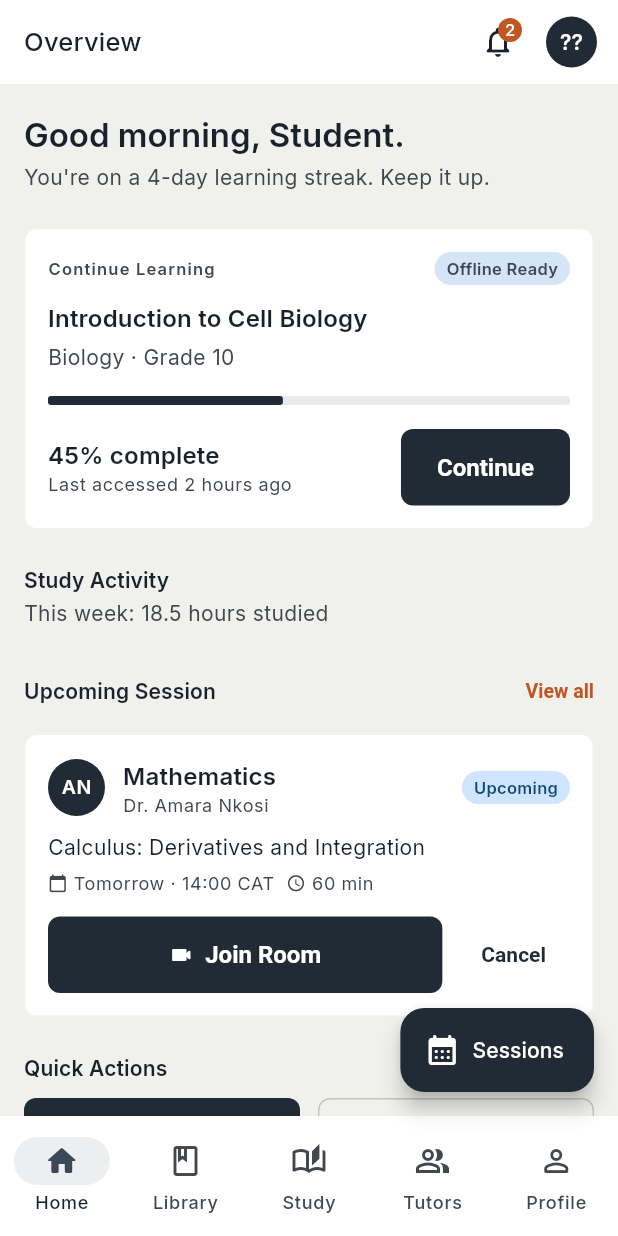
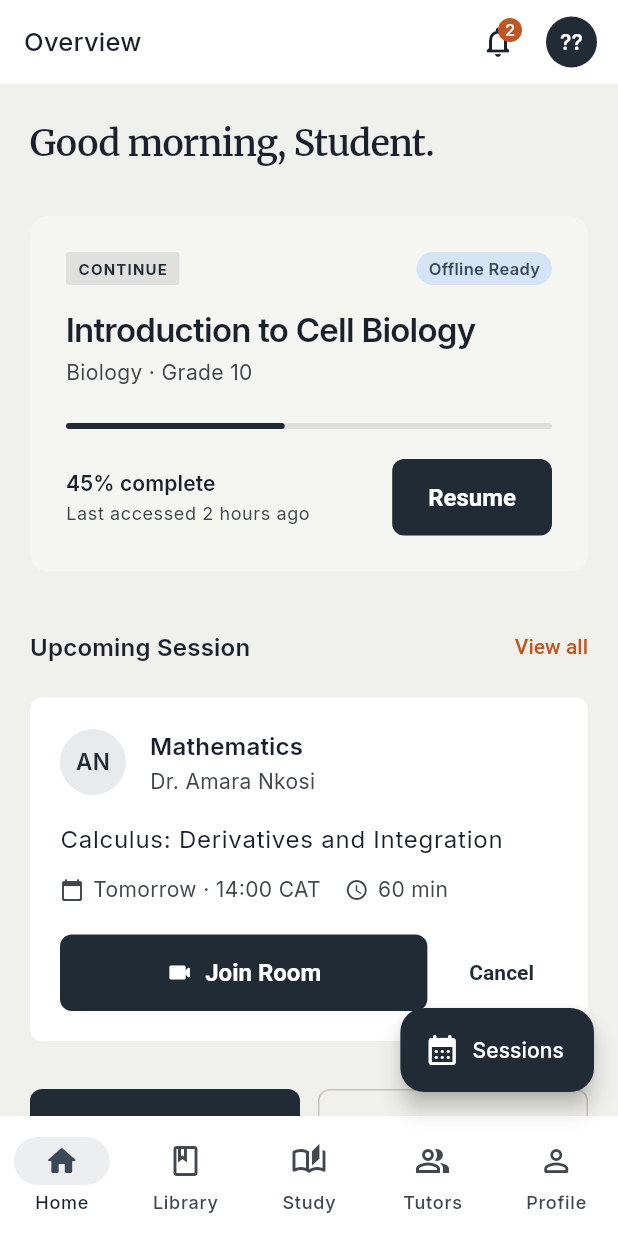
Before and after one commit to chris-moyo-codes/eduSupport-apk, a Flutter app: the ShellScreen screen opened by its route, on a phone screen of 412 x 824 dp. Run offline on Flutter 3.47's test engine with Material 3 defaults, Android fonts, the phone set to English and light mode, and no system bars; our stand-ins replace dio, flutter_riverpod, flutter_secure_storage, go_router, google_fonts, shared_preferences; accounts and stored records are empty.

Commit message:
feat: refine mobile experience after visual QA

```diff
--- a/lib/core/widgets/edu_card.dart
+++ b/lib/core/widgets/edu_card.dart
@@ -21,10 +21,7 @@
   Widget build(BuildContext context) {
     final shape = RoundedRectangleBorder(
       borderRadius: borderRadius ?? EduSupportTheme.radiusLg,
-      side: BorderSide(
-        color: Theme.of(context).colorScheme.outline.withValues(alpha: 0.5),
-        width: 1,
-      ),
+      side: BorderSide.none,
     );
 
     return Card(
--- a/lib/features/student/presentation/screens/dashboard_screen.dart
+++ b/lib/features/student/presentation/screens/dashboard_screen.dart
@@ -2,7 +2,6 @@
 
 import '../../../../core/widgets/edu_badge.dart';
 import '../../../../core/widgets/edu_button.dart';
-import '../../../../core/widgets/edu_card.dart';
 import '../../../../theme/app_theme.dart';
 import '../../data/student_mock_data.dart';
 
@@ -26,52 +25,47 @@
 
     return SafeArea(
       child: SingleChildScrollView(
-        padding: const EdgeInsets.fromLTRB(16, 20, 16, 100),
+        padding: const EdgeInsets.fromLTRB(20, 24, 20, 100),
         child: Column(
           crossAxisAlignment: CrossAxisAlignment.start,
           children: [
             // ── Welcome ──────────────────────────────────────────────────────
-            Row(
-              children: [
-                Expanded(
-                  child: Column(
-                    crossAxisAlignment: CrossAxisAlignment.start,
-                    children: [
             Text(
               'Good morning, Student.',
-                        style: theme.textTheme.titleLarge?.copyWith(
+              style: theme.textTheme.headlineSmall?.copyWith(
                 fontWeight: FontWeight.w600,
                 color: theme.colorScheme.onSurface,
+                letterSpacing: -0.5,
               ),
             ),
-                      const SizedBox(height: 4),
-                      Text(
-                        "You're on a 4-day learning streak. Keep it up.",
-                        style: theme.textTheme.bodyMedium?.copyWith(
-                          color: theme.colorScheme.onSurfaceVariant,
-                        ),
-                      ),
-                    ],
-                  ),
-                ),
-              ],
-            ),
-
-            const SizedBox(height: 24),
+            const SizedBox(height: 32),
 
             // ── Featured Course Hero ──────────────────────────────────────────
-            EduCard(
+            Container(
+              padding: const EdgeInsets.all(24),
+              decoration: BoxDecoration(
+                color: theme.colorScheme.surfaceContainerLow,
+                borderRadius: EduSupportTheme.radiusXl,
+              ),
               child: Column(
                 crossAxisAlignment: CrossAxisAlignment.start,
                 children: [
                   Row(
                     children: [
-                      Text(
-                        'Continue Learning',
-                        style: theme.textTheme.labelSmall?.copyWith(
-                          fontWeight: FontWeight.w600,
+                      Container(
+                        padding: const EdgeInsets.symmetric(horizontal: 8, vertical: 4),
+                        decoration: BoxDecoration(
+                          color: theme.colorScheme.primary.withValues(alpha: 0.1),
+                          borderRadius: EduSupportTheme.radiusSm,
+                        ),
+                        child: Text(
+                          'CONTINUE',
+                          style: TextStyle(
+                            fontSize: 10,
+                            fontWeight: FontWeight.w700,
                             letterSpacing: 0.8,
-                          color: theme.colorScheme.onSurfaceVariant,
+                            color: theme.colorScheme.primary,
+                          ),
                         ),
                       ),
                       const Spacer(),
@@ -79,11 +73,12 @@
                         EduBadge(label: 'Offline Ready', tone: EduBadgeTone.success),
                     ],
                   ),
-                  const SizedBox(height: 10),
+                  const SizedBox(height: 16),
                   Text(
                     featuredCourse.title,
-                    style: theme.textTheme.titleMedium?.copyWith(
+                    style: theme.textTheme.titleLarge?.copyWith(
                       fontWeight: FontWeight.w600,
+                      letterSpacing: -0.5,
                     ),
                   ),
                   const SizedBox(height: 4),
@@ -93,15 +88,15 @@
                       color: theme.colorScheme.onSurfaceVariant,
                     ),
                   ),
-                  const SizedBox(height: 16),
+                  const SizedBox(height: 24),
                   LinearProgressIndicator(
                     value: featuredCourse.progress / 100,
                     backgroundColor: theme.colorScheme.primary.withValues(alpha: 0.1),
                     color: theme.colorScheme.primary,
                     borderRadius: EduSupportTheme.radiusSm,
-                    minHeight: 6,
+                    minHeight: 4,
                   ),
-                  const SizedBox(height: 16),
+                  const SizedBox(height: 20),
                   Row(
                     children: [
                       Expanded(
@@ -110,10 +105,11 @@
                           children: [
                             Text(
                               '${featuredCourse.progress}% complete',
-                              style: theme.textTheme.titleMedium?.copyWith(
+                              style: theme.textTheme.titleSmall?.copyWith(
                                 fontWeight: FontWeight.w600,
                               ),
                             ),
+                            const SizedBox(height: 2),
                             Text(
                               'Last accessed ${featuredCourse.lastAccessed}',
                               style: theme.textTheme.bodySmall?.copyWith(
@@ -124,7 +120,7 @@
                         ),
                       ),
                       EduButton(
-                        label: 'Continue',
+                        label: 'Resume',
                         variant: EduButtonVariant.primary,
                         size: EduButtonSize.small,
                         onPressed: () {},
@@ -135,32 +131,14 @@
               ),
             ),
 
-            const SizedBox(height: 24),
-
-            // ── Study Activity ────────────────────────────────────────────────
-            Text(
-              'Study Activity',
-              style: theme.textTheme.titleSmall?.copyWith(
-                fontWeight: FontWeight.w600,
-                color: theme.colorScheme.onSurface,
-              ),
-            ),
-            const SizedBox(height: 2),
-            Text(
-              'This week: ${studentWeeklyActivity.map((a) => a.hours).reduce((a, b) => a + b)} hours studied',
-              style: theme.textTheme.bodyMedium?.copyWith(
-                color: theme.colorScheme.onSurfaceVariant,
-              ),
-            ),
-
-            const SizedBox(height: 24),
+            const SizedBox(height: 32),
 
             // ── Upcoming Session ──────────────────────────────────────────────
             Row(
               children: [
                 Text(
                   'Upcoming Session',
-                  style: theme.textTheme.titleSmall?.copyWith(
+                  style: theme.textTheme.titleMedium?.copyWith(
                     fontWeight: FontWeight.w600,
                     color: theme.colorScheme.onSurface,
                   ),
@@ -176,38 +154,44 @@
                   child: Text(
                     'View all',
                     style: TextStyle(
-                      fontSize: 13,
+                      fontSize: 14,
                       color: theme.colorScheme.secondary,
+                      fontWeight: FontWeight.w500,
                     ),
                   ),
                 ),
               ],
             ),
-            const SizedBox(height: 10),
-            EduCard(
+            const SizedBox(height: 16),
+            Container(
+              padding: const EdgeInsets.all(20),
+              decoration: BoxDecoration(
+                color: theme.colorScheme.surface,
+                borderRadius: EduSupportTheme.radiusLg,
+              ),
               child: Column(
                 crossAxisAlignment: CrossAxisAlignment.start,
                 children: [
                   Row(
                     children: [
                       Container(
-                        width: 38,
-                        height: 38,
+                        width: 44,
+                        height: 44,
                         decoration: BoxDecoration(
                           shape: BoxShape.circle,
-                          color: theme.colorScheme.primary,
+                          color: theme.colorScheme.primary.withValues(alpha: 0.1),
                         ),
                         alignment: Alignment.center,
                         child: Text(
                           nextSession.tutorInitials,
                           style: TextStyle(
-                            color: theme.colorScheme.onPrimary,
+                            color: theme.colorScheme.primary,
                             fontWeight: FontWeight.w600,
-                            fontSize: 13,
+                            fontSize: 15,
                           ),
                         ),
                       ),
-                      const SizedBox(width: 12),
+                      const SizedBox(width: 16),
                       Expanded(
                         child: Column(
                           crossAxisAlignment: CrossAxisAlignment.start,
@@ -218,61 +202,63 @@
                                 fontWeight: FontWeight.w600,
                               ),
                             ),
+                            const SizedBox(height: 2),
                             Text(
                               nextSession.tutorName,
-                              style: theme.textTheme.bodySmall?.copyWith(
+                              style: theme.textTheme.bodyMedium?.copyWith(
                                 color: theme.colorScheme.onSurfaceVariant,
                               ),
                             ),
                           ],
                         ),
                       ),
-                      EduBadge(label: 'Upcoming', tone: EduBadgeTone.info),
                     ],
                   ),
-                  const SizedBox(height: 10),
+                  const SizedBox(height: 16),
                   Text(
                     nextSession.topic,
-                    style: theme.textTheme.bodyMedium,
+                    style: theme.textTheme.bodyLarge?.copyWith(
+                      color: theme.colorScheme.onSurface,
                     ),
-                  const SizedBox(height: 6),
+                  ),
+                  const SizedBox(height: 12),
                   Row(
                     children: [
-                      Icon(Icons.calendar_today_rounded, size: 13,
+                      Icon(Icons.calendar_today_rounded, size: 16,
                           color: theme.colorScheme.onSurfaceVariant),
-                      const SizedBox(width: 4),
+                      const SizedBox(width: 6),
                       Text(
                         '${nextSession.date} · ${nextSession.time}',
-                        style: theme.textTheme.bodySmall?.copyWith(
+                        style: theme.textTheme.bodyMedium?.copyWith(
                           color: theme.colorScheme.onSurfaceVariant,
                         ),
                       ),
-                      const SizedBox(width: 8),
-                      Icon(Icons.schedule_rounded, size: 13,
+                      const SizedBox(width: 16),
+                      Icon(Icons.schedule_rounded, size: 16,
                           color: theme.colorScheme.onSurfaceVariant),
-                      const SizedBox(width: 4),
+                      const SizedBox(width: 6),
                       Text(
                         '${nextSession.durationMinutes} min',
-                        style: theme.textTheme.bodySmall?.copyWith(
+                        style: theme.textTheme.bodyMedium?.copyWith(
                           color: theme.colorScheme.onSurfaceVariant,
                         ),
                       ),
                     ],
                   ),
-                  const SizedBox(height: 14),
+                  const SizedBox(height: 20),
                   Row(
                     children: [
                       Expanded(
                         child: EduButton(
                           label: 'Join Room',
-                          variant: EduButtonVariant.secondary,
+                          variant: EduButtonVariant.primary,
                           size: EduButtonSize.small,
-                          leading: const Icon(Icons.videocam_rounded, size: 16),
+                          leading: const Icon(Icons.videocam_rounded, size: 18),
                           fullWidth: true,
                           onPressed: () {},
                         ),
                       ),
-                      const SizedBox(width: 10),
+                      const SizedBox(width: 12),
                       EduButton(
                         label: 'Cancel',
                         variant: EduButtonVariant.ghost,
@@ -285,24 +271,16 @@
               ),
             ),
 
-            const SizedBox(height: 24),
+            const SizedBox(height: 32),
 
             // ── Quick Actions ─────────────────────────────────────────────────
-            Text(
-              'Quick Actions',
-              style: theme.textTheme.titleSmall?.copyWith(
-                fontWeight: FontWeight.w600,
-                color: theme.colorScheme.onSurface,
-              ),
-            ),
-            const SizedBox(height: 10),
             Row(
               children: [
                 Expanded(
                   child: EduButton(
-                    label: 'Open Library',
+                    label: 'Library',
                     variant: EduButtonVariant.secondary,
-                    leading: const Icon(Icons.book_rounded, size: 16),
+                    leading: const Icon(Icons.book_rounded, size: 18),
                     fullWidth: true,
                     onPressed: onOpenLibrary,
                   ),
@@ -310,9 +288,9 @@
                 const SizedBox(width: 12),
                 Expanded(
                   child: EduButton(
-                    label: 'Find a Tutor',
+                    label: 'Tutors',
                     variant: EduButtonVariant.outline,
-                    leading: const Icon(Icons.people_alt_rounded, size: 16),
+                    leading: const Icon(Icons.people_alt_rounded, size: 18),
                     fullWidth: true,
                     onPressed: onOpenTutors,
                   ),
@@ -320,41 +298,50 @@
               ],
             ),
 
-            const SizedBox(height: 24),
+            const SizedBox(height: 32),
 
             // ── Offline Library ───────────────────────────────────────────────
             Text(
               'Offline Library',
-              style: theme.textTheme.titleSmall?.copyWith(
+              style: theme.textTheme.titleMedium?.copyWith(
                 fontWeight: FontWeight.w600,
                 color: theme.colorScheme.onSurface,
               ),
             ),
-            const SizedBox(height: 10),
-            ...studentCourses.skip(1).map(
-              (course) => Padding(
-                padding: const EdgeInsets.only(bottom: 10),
-                child: EduCard(
+            const SizedBox(height: 16),
+            Container(
+              decoration: BoxDecoration(
+                color: theme.colorScheme.surface,
+                borderRadius: EduSupportTheme.radiusLg,
+              ),
+              child: Column(
+                children: studentCourses.skip(1).map((course) {
+                  final isLast = course == studentCourses.last;
+                  return Column(
+                    children: [
+                      Padding(
+                        padding: const EdgeInsets.symmetric(horizontal: 20, vertical: 16),
                         child: Row(
                           children: [
                             Container(
-                        width: 44,
-                        height: 44,
+                              width: 48,
+                              height: 48,
                               decoration: BoxDecoration(
-                          color: theme.colorScheme.primary.withValues(alpha: 0.05),
-                          borderRadius: EduSupportTheme.radiusLg,
+                                color: theme.colorScheme.primary.withValues(alpha: 0.08),
+                                borderRadius: EduSupportTheme.radiusMd,
                               ),
-                        child: Icon(Icons.menu_book_rounded, color: theme.colorScheme.primary),
+                              child: Icon(Icons.menu_book_rounded,
+                                  color: theme.colorScheme.primary, size: 24),
                             ),
-                      const SizedBox(width: 12),
+                            const SizedBox(width: 16),
                             Expanded(
                               child: Column(
                                 crossAxisAlignment: CrossAxisAlignment.start,
                                 children: [
                                   Text(
                                     course.title,
-                              style: theme.textTheme.bodyMedium?.copyWith(
-                                fontWeight: FontWeight.w600,
+                                    style: theme.textTheme.titleMedium?.copyWith(
+                                      fontWeight: FontWeight.w500,
                                     ),
                                     maxLines: 1,
                                     overflow: TextOverflow.ellipsis,
@@ -371,11 +358,12 @@
                                           minHeight: 4,
                                         ),
                                       ),
-                                const SizedBox(width: 8),
+                                      const SizedBox(width: 16),
                                       Text(
                                         '${course.progress}%',
-                                  style: theme.textTheme.labelSmall?.copyWith(
+                                        style: theme.textTheme.bodySmall?.copyWith(
                                           color: theme.colorScheme.onSurfaceVariant,
+                                          fontWeight: FontWeight.w500,
                                         ),
                                       ),
                                     ],
@@ -383,12 +371,21 @@
                                 ],
                               ),
                             ),
+                            const SizedBox(width: 16),
                             if (course.isDownloaded)
                               Icon(Icons.download_done_rounded,
-                            size: 18, color: theme.colorScheme.primary),
+                                  size: 24, color: theme.colorScheme.primary)
+                            else
+                              Icon(Icons.chevron_right_rounded,
+                                  size: 24, color: theme.colorScheme.onSurfaceVariant),
                           ],
                         ),
                       ),
+                      if (!isLast)
+                        Divider(height: 1, indent: 84, color: theme.colorScheme.outlineVariant.withValues(alpha: 0.3)),
+                    ],
+                  );
+                }).toList(),
               ),
             ),
           ],
```
Also changed, not shown: lib/features/student/presentation/screens/profile_screen.dart (+18 -19 lines), lib/features/student/presentation/screens/study_screen.dart (+69 -40 lines), lib/features/tutor/presentation/widgets/student_list_row.dart (+13 -8 lines), 1 other file. Lines whose indentation alone changed are shown as unchanged.
